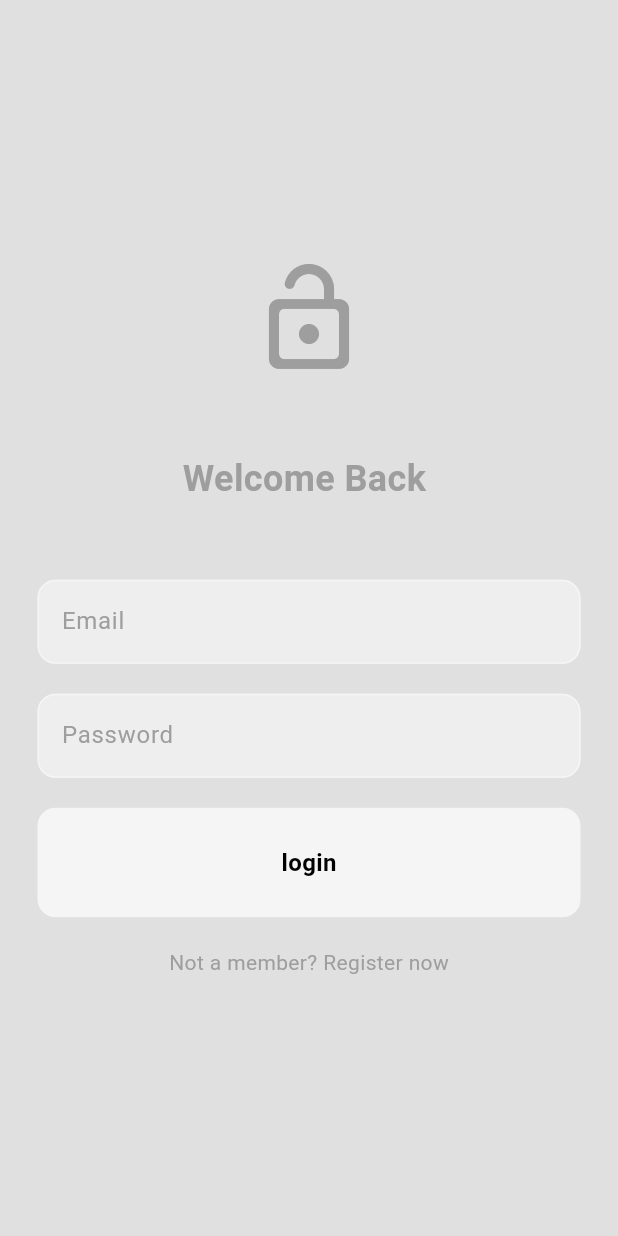
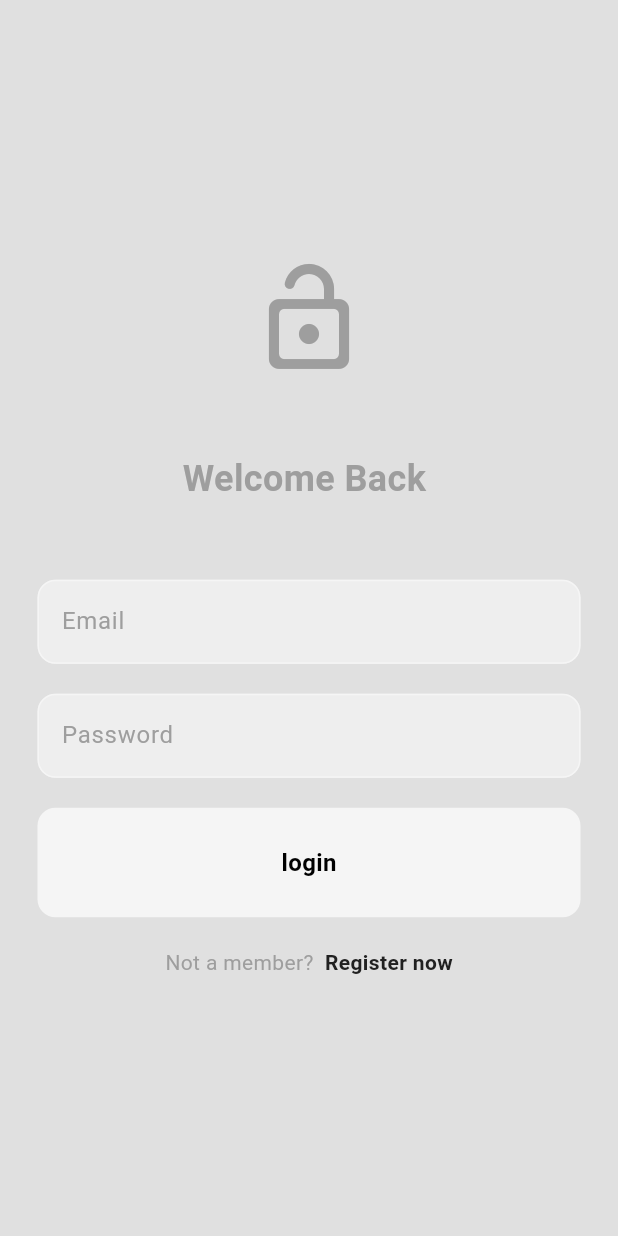
Before and after one commit to sujanae/dev_talks, a Flutter app: the screen it shows after launch, on a phone screen of 412 x 824 dp. Run offline on Flutter 3.47's test engine with Material 3 defaults, Android fonts, the phone set to English and light mode, and no system bars; our stand-ins replace firebase_auth, firebase_core, flutter_bloc; accounts and stored records are empty.

Commit message:
created auth page

```diff
--- /dev/null
+++ b/lib/features/auth/presentation/pages/auht_page.dart
@@ -0,0 +1,32 @@
+// determines what page should be displayed login or register page
+
+import 'package:dev_talks/features/auth/presentation/pages/login_page.dart';
+import 'package:dev_talks/features/auth/presentation/pages/register_page.dart';
+import 'package:flutter/material.dart';
+
+class AuthPage extends StatefulWidget {
+  const AuthPage({super.key});
+
+  @override
+  State<AuthPage> createState() => _AuthPageState();
+}
+
+class _AuthPageState extends State<AuthPage> {
+  bool showLoginPage = true;
+  void togglePages() {
+    setState(() {
+      showLoginPage = !showLoginPage;
+    });
+  }
+
+  @override
+  Widget build(BuildContext context) {
+    if (showLoginPage) {
+      return LoginPage(
+        onTap: () {},
+      );
+    } else {
+      return RegisterPage();
+    }
+  }
+}
--- a/lib/features/auth/presentation/pages/login_page.dart
+++ b/lib/features/auth/presentation/pages/login_page.dart
@@ -4,7 +4,11 @@ import 'package:flutter/material.dart';
 import 'package:flutter/widgets.dart';
 
 class LoginPage extends StatefulWidget {
-  const LoginPage({super.key});
+  final void Function() onTap;
+  const LoginPage({
+    super.key,
+    required this.onTap,
+  });
 
   @override
   State<LoginPage> createState() => _LoginPageState();
@@ -59,9 +63,21 @@ class _LoginPageState extends State<LoginPage> {
               const SizedBox(height: 20),
 
               //not member? register now
-              Text("Not a member? Register now",
-                  style:
-                      TextStyle(color: Theme.of(context).colorScheme.primary))
+              Row(
+                mainAxisAlignment: MainAxisAlignment.center,
+                children: [
+                  Text("Not a member? ",
+                      style: TextStyle(
+                          color: Theme.of(context).colorScheme.primary)),
+                  GestureDetector(
+                    onTap: () {},
+                    child: Text(" Register now",
+                        style: TextStyle(
+                            color: Theme.of(context).colorScheme.inversePrimary,
+                            fontWeight: FontWeight.bold)),
+                  ),
+                ],
+              )
             ]),
           ),
         ),
--- a/lib/features/auth/presentation/pages/register_page.dart
+++ b/lib/features/auth/presentation/pages/register_page.dart
@@ -72,7 +72,7 @@ class _RegisterPageState extends State<RegisterPage> {
               const SizedBox(height: 20),
 
               //not member? register now
-              Text("Not a member? Register now",
+              Text("Aready a  member? Login now!!",
                   style:
                       TextStyle(color: Theme.of(context).colorScheme.primary))
             ]),
--- a/lib/main.dart
+++ b/lib/main.dart
@@ -1,3 +1,4 @@
+import 'package:dev_talks/features/auth/presentation/pages/auht_page.dart';
 import 'package:dev_talks/features/auth/presentation/pages/login_page.dart';
 import 'package:dev_talks/firebase_options.dart';
 import 'package:dev_talks/themes/light_mode.dart';
@@ -17,7 +18,7 @@
   Widget build(BuildContext context) {
     return MaterialApp(
       debugShowCheckedModeBanner: false,
-      home: const LoginPage(),
+      home: const AuthPage(),
       theme: lightMode,
     );
   }
```
